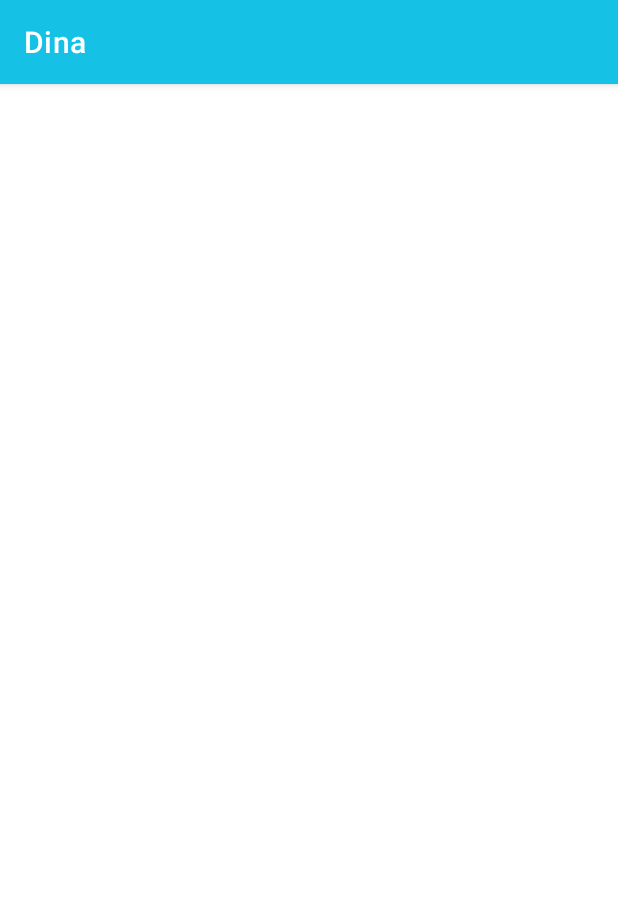
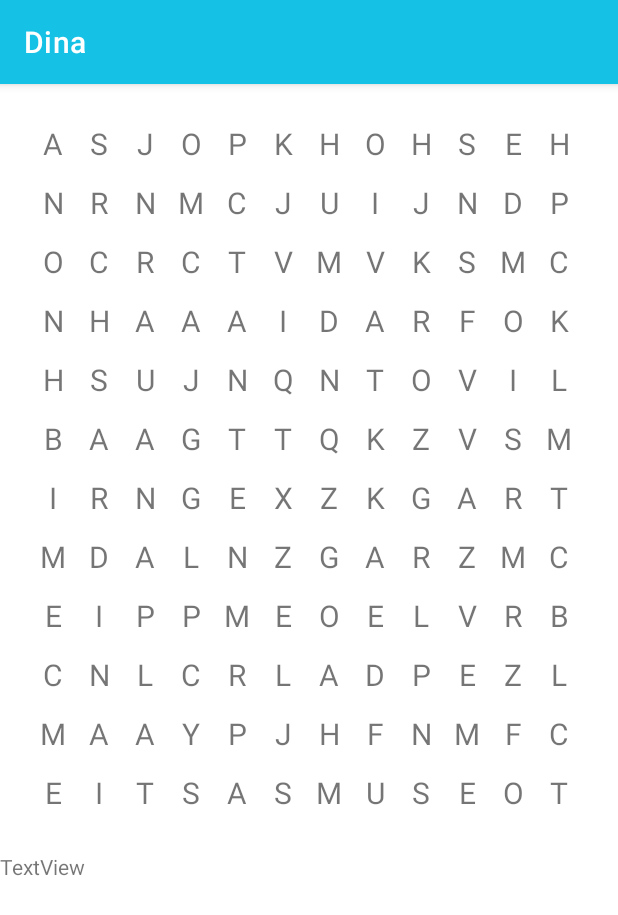
Before and after one commit to iruneguinea9/DidaktikApp, an Android app: the Actividad5 screen opened directly, with no data from a screen before it, on a phone screen of 412 x 824 dp. Shown: the top 915 px of the screen. Run offline under Robolectric (Android 15) with nearby library versions, the phone set to English and light mode, and no system bars.

Commit message:
Actividad 5 v1

```diff
--- a/Dina/app/src/main/java/com/example/dina/Actividad5.java
+++ b/Dina/app/src/main/java/com/example/dina/Actividad5.java
@@ -2,11 +2,25 @@ package com.example.dina;
 
 import androidx.appcompat.app.AppCompatActivity;
 
+import android.annotation.SuppressLint;
+import android.graphics.Rect;
 import android.os.Bundle;
+import android.view.MotionEvent;
+import android.view.View;
+import android.widget.ArrayAdapter;
+import android.widget.GridView;
+import android.widget.TextView;
+
+import java.util.HashMap;
 
 public class Actividad5 extends AppCompatActivity {
 
-    private String[] sopa = new String[]{
+    private final HashMap<String, Boolean> palabras = new HashMap<String, Boolean>();
+    private GridView gv;
+    private TextView resul;
+
+
+    private String[] letrasSopa = new String[]{
             "A","S","J","O","P","K","H","O","H","S","E","H",
             "N","R","N","M","C","J","U","I","J","N","D","P",
             "O","C","R","C","T","V","M","V","K","S","M","C",
@@ -20,9 +34,63 @@ public class Actividad5 extends AppCompatActivity {
             "M","A","A","Y","P","J","H","F","N","M","F","C",
             "E","I","T","S","A","S","M","U","S","E","O","T"};
 
+    @SuppressLint("ClickableViewAccessibility")
     @Override
     protected void onCreate(Bundle savedInstanceState) {
         super.onCreate(savedInstanceState);
         setContentView(R.layout.activity_actividad5);
+
+        gv = (GridView)findViewById(R.id.gv);
+        resul = findViewById(R.id.tvResultadoSopa);
+
+        ArrayAdapter<String> adaptador = new ArrayAdapter<String>(this, R.layout.activity_actividad5_textview, letrasSopa);
+        gv.setAdapter(adaptador);
+
+        final String[] anterior = {""};
+        cargarMapa();
+        gv.setOnTouchListener((view, motionEvent) -> {
+            for(int i = 0; i < gv.getChildCount(); i++) {
+                View v = gv.getChildAt(i);
+                System.out.println("*-*--*-*-*-*-*-*-*-*-*-*");
+                System.out.println(gv.getChildAt(i));
+                System.out.println("*-*--*-*-*-*-*-*-*-*-*-*");
+                Rect outRecto = new Rect(v.getLeft(), v.getTop(), v.getRight(), v.getBottom());
+                Rect aa = new Rect(v.getLeft(), v.getTop(), v.getRight(), v.getBottom());
+                if(outRecto.contains((int)motionEvent.getX(), (int)motionEvent.getY())) {
+                    if(!((TextView) v).getText().equals(anterior[0])) {
+                        resul.append(((TextView) v).getText());
+                        anterior[0] = (String) ((TextView) v).getText();
+                        boolean posible = false;
+                        for(String palabra : palabras.keySet()) {
+                            if(!palabras.get(palabra)) {
+                                if (palabra.toUpperCase().startsWith(resul.getText().toString())) {
+                                    posible = true;
+                                }
+                                if (palabra.toUpperCase().equals(resul.getText().toString())) {
+                                    palabras.put(palabra, true);
+                                   // comprobarMapa();
+                                    resul.setText("");
+                                }
+                            }
+                        }
+                        if(!posible) {
+                            resul.setText("");
+                        }
+                    }
+                }
+            }
+            return false;
+        });
     }
+
+    private void cargarMapa() {
+        palabras.put("asjo", false);
+        palabras.put("eitsas", false);
+        palabras.put("arrantzale", false);
+    }
+
+
+
+
+
 }
--- a/Dina/app/src/main/res/layout/activity_actividad5.xml
+++ b/Dina/app/src/main/res/layout/activity_actividad5.xml
@@ -1,9 +1,26 @@
 <?xml version="1.0" encoding="utf-8"?>
-<androidx.constraintlayout.widget.ConstraintLayout xmlns:android="http://schemas.android.com/apk/res/android"
+<LinearLayout xmlns:android="http://schemas.android.com/apk/res/android"
     xmlns:app="http://schemas.android.com/apk/res-auto"
     xmlns:tools="http://schemas.android.com/tools"
     android:layout_width="match_parent"
     android:layout_height="match_parent"
+    android:orientation="vertical"
     tools:context=".Actividad5">
 
-</androidx.constraintlayout.widget.ConstraintLayout>
+    <GridView
+        android:id="@+id/gv"
+        android:layout_width="wrap_content"
+        android:layout_height="wrap_content"
+        android:layout_gravity="top|center_horizontal"
+        android:layout_margin="20sp"
+        android:numColumns="12"
+
+        android:padding="0dp"/>
+
+    <TextView
+        android:id="@+id/tvResultadoSopa"
+        android:layout_width="match_parent"
+        android:layout_height="wrap_content"
+        android:text="TextView" />
+
+</LinearLayout>
--- /dev/null
+++ b/Dina/app/src/main/res/layout/activity_actividad5_textview.xml
@@ -0,0 +1,13 @@
+<?xml version="1.0" encoding="utf-8"?>
+
+<TextView
+    xmlns:android="http://schemas.android.com/apk/res/android"
+    android:id="@+id/grid_item_label"
+    android:layout_width="match_parent"
+    android:layout_height="match_parent"
+    android:textSize="20dp"
+    android:paddingTop="6dp"
+    android:paddingBottom="6dp"
+    android:gravity="center">
+
+</TextView>
```
